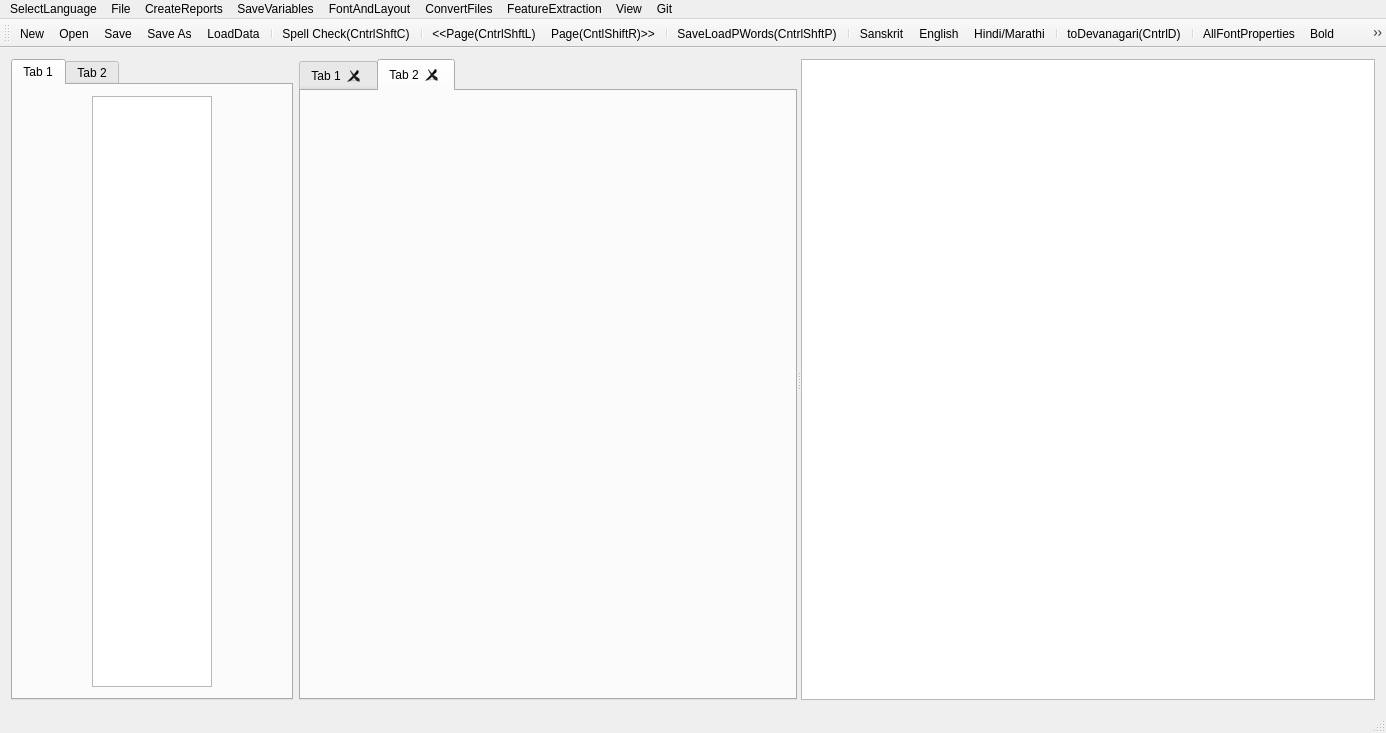
The window that FrameWorkCode/mainwindow.ui (UDAAN-LEAP/leap-pe-tool) describes before a commit, drawn with Qt 5.
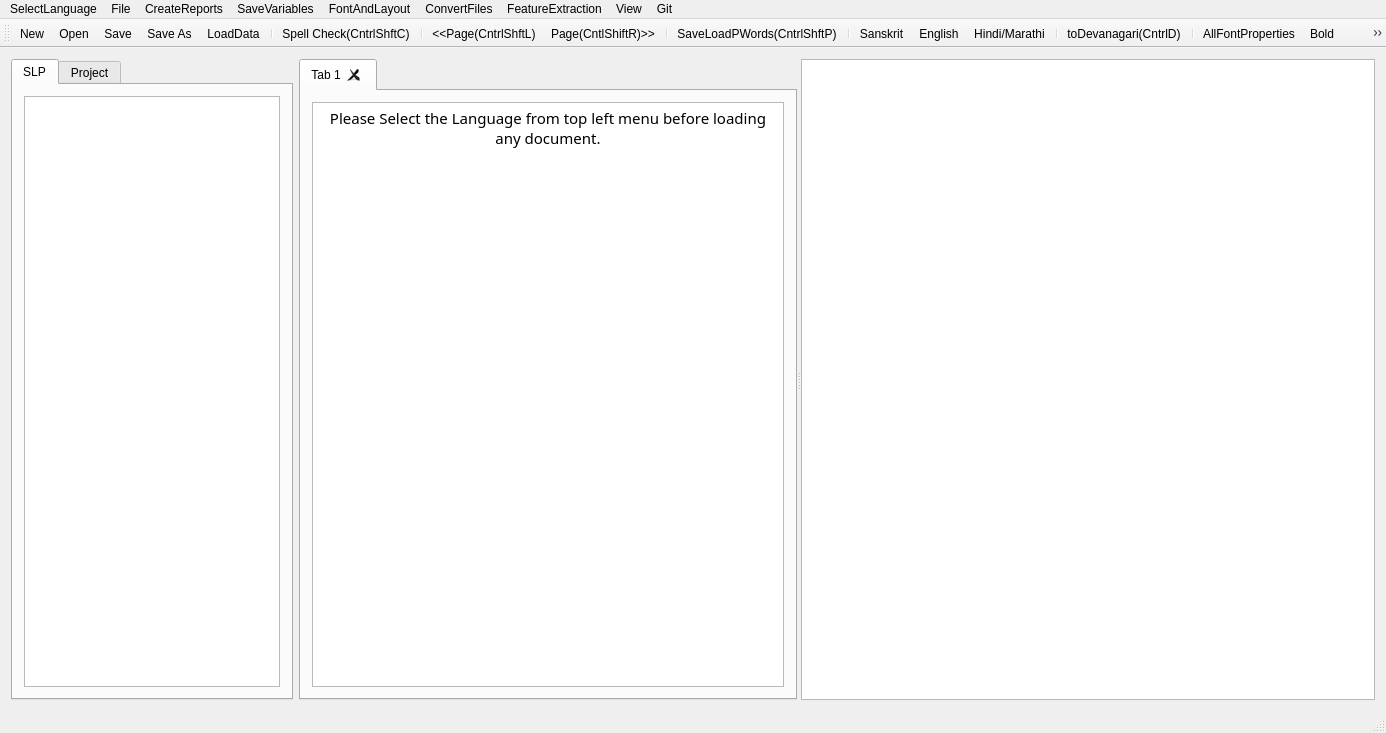
The same window after the commit. The open tabs and pages were chosen to show the change. Icons and pictures are not drawn.

```diff
--- a/FrameWorkCode/mainwindow.ui
+++ b/FrameWorkCode/mainwindow.ui
@@ -33,14 +33,20 @@
         </property>
         <widget class="QWidget" name="tab">
          <attribute name="title">
-          <string>Tab 1</string>
+          <string>SLP</string>
          </attribute>
          <layout class="QGridLayout" name="gridLayout">
           <item row="0" column="0">
            <widget class="QTextEdit" name="textEdit">
+            <property name="sizePolicy">
+             <sizepolicy hsizetype="Maximum" vsizetype="Expanding">
+              <horstretch>0</horstretch>
+              <verstretch>0</verstretch>
+             </sizepolicy>
+            </property>
             <property name="maximumSize">
              <size>
-              <width>120</width>
+              <width>300</width>
               <height>16777215</height>
              </size>
             </property>
@@ -62,7 +68,7 @@
         </widget>
         <widget class="QWidget" name="tab_2">
          <attribute name="title">
-          <string>Tab 2</string>
+          <string>Project</string>
          </attribute>
          <layout class="QGridLayout" name="gridLayout_2">
           <item row="0" column="0">
@@ -146,14 +152,6 @@
            </item>
           </layout>
          </widget>
-         <widget class="QWidget" name="tab_6">
-          <property name="enabled">
-           <bool>true</bool>
-          </property>
-          <attribute name="title">
-           <string>Tab 2</string>
-          </attribute>
-         </widget>
         </widget>
         <widget class="QGraphicsView" name="graphicsView">
          <property name="sizePolicy">
```
Left out of the diff: 36 changed lines with no effect on the pictures.
